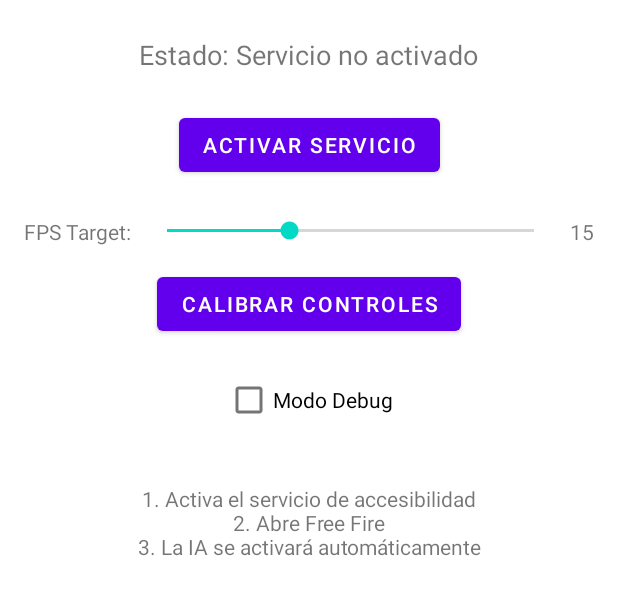
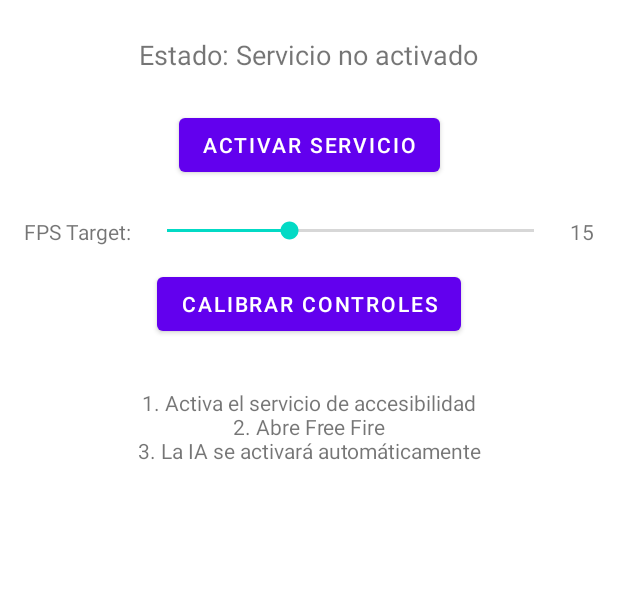
Before and after one commit to Shajs23224224/FFAIAssistant, an Android app: the screen it shows after launch (MainActivity), on a phone screen of 412 x 824 dp, the part 205-820 px from its top. Run offline under Robolectric (Android 15) with nearby library versions, the light colour scheme and no system bars.

Commit message:
Remove debug mode: eliminate checkbox, debug broadcasts, and verbose logging

```diff
--- a/app/src/main/java/com/ffai/assistant/MainActivity.kt
+++ b/app/src/main/java/com/ffai/assistant/MainActivity.kt
@@ -11,7 +11,6 @@ import android.os.Build
 import android.os.Bundle
 import android.provider.Settings
 import android.widget.Button
-import android.widget.CheckBox
 import android.widget.SeekBar
 import android.widget.TextView
 import android.widget.Toast
@@ -31,7 +30,6 @@ class MainActivity : AppCompatActivity() {
     private lateinit var seekBarFps: SeekBar
     private lateinit var tvFpsValue: TextView
     private lateinit var btnCalibrate: Button
-    private lateinit var cbDebugMode: CheckBox
     private lateinit var tvLastAction: TextView
 
     private var isServiceEnabled = false
@@ -43,14 +41,6 @@ class MainActivity : AppCompatActivity() {
                 "com.ffai.assistant.STATUS_UPDATE" -> {
                     val status = intent.getStringExtra("status") ?: ""
                     runOnUiThread { tvStatus.text = "Estado: $status" }
-                }
-                "com.ffai.assistant.DEBUG_UPDATE" -> {
-                    val fps = intent.getIntExtra("fps", 0)
-                    val action = intent.getStringExtra("action") ?: "-"
-                    runOnUiThread {
-                        tvLastAction.text = "FPS: $fps | Acción: $action"
-                        tvLastAction.visibility = TextView.VISIBLE
-                    }
                 }
             }
         }
@@ -102,7 +92,6 @@ class MainActivity : AppCompatActivity() {
         seekBarFps = findViewById(R.id.seekBarFps)
         tvFpsValue = findViewById(R.id.tvFpsValue)
         btnCalibrate = findViewById(R.id.btnCalibrate)
-        cbDebugMode = findViewById(R.id.cbDebugMode)
         tvLastAction = findViewById(R.id.tvLastAction)
 
         btnToggleService.setOnClickListener {
@@ -125,11 +114,6 @@ class MainActivity : AppCompatActivity() {
             override fun onStartTrackingTouch(seekBar: SeekBar?) {}
             override fun onStopTrackingTouch(seekBar: SeekBar?) {}
         })
-
-        cbDebugMode.setOnCheckedChangeListener { _, isChecked ->
-            Config.setDebugMode(isChecked)
-            Logger.debugMode = isChecked
-        }
     }
 
     private fun loadSettings() {
@@ -138,14 +122,11 @@ class MainActivity : AppCompatActivity() {
         val fps = Config.getFpsTarget()
         seekBarFps.progress = fps - 5
         tvFpsValue.text = fps.toString()
-
-        cbDebugMode.isChecked = Config.isDebugMode()
     }
 
     private fun registerReceivers() {
         val filter = IntentFilter().apply {
             addAction("com.ffai.assistant.STATUS_UPDATE")
-            addAction("com.ffai.assistant.DEBUG_UPDATE")
         }
         registerReceiver(statusReceiver, filter)
     }
--- a/app/src/main/java/com/ffai/assistant/network/ServerConfig.kt
+++ b/app/src/main/java/com/ffai/assistant/network/ServerConfig.kt
@@ -68,6 +68,6 @@ object ServerConfig {
     const val FRAME_BUFFER_SIZE = 2
     const val MAX_MEMORY_MB = 32
     const val SEND_PERFORMANCE_METRICS = true
-    const val VERBOSE_NETWORK_LOGGING = true  // Útil para debug en Colab
+    const val VERBOSE_NETWORK_LOGGING = false  // Desactivado para producción
     const val USE_BINARY_PROTOCOL = false
 }
--- a/app/src/main/res/layout/activity_main.xml
+++ b/app/src/main/res/layout/activity_main.xml
@@ -80,16 +80,6 @@
         app:layout_constraintEnd_toEndOf="parent"
         android:layout_marginTop="16dp" />
 
-    <CheckBox
-        android:id="@+id/cbDebugMode"
-        android:layout_width="wrap_content"
-        android:layout_height="wrap_content"
-        android:text="Modo Debug"
-        app:layout_constraintTop_toBottomOf="@id/btnCalibrate"
-        app:layout_constraintStart_toStartOf="parent"
-        app:layout_constraintEnd_toEndOf="parent"
-        android:layout_marginTop="16dp" />
-
     <TextView
         android:id="@+id/tvInstructions"
         android:layout_width="0dp"
@@ -97,7 +87,7 @@
         android:text="@string/instructions"
         android:textSize="14sp"
         android:gravity="center"
-        app:layout_constraintTop_toBottomOf="@id/cbDebugMode"
+        app:layout_constraintTop_toBottomOf="@id/btnCalibrate"
         app:layout_constraintStart_toStartOf="parent"
         app:layout_constraintEnd_toEndOf="parent"
         android:layout_marginTop="32dp" />
--- a/app/src/main/res/values/strings.xml
+++ b/app/src/main/res/values/strings.xml
@@ -8,6 +8,5 @@
     <string name="status_stopped">Detenido</string>
     <string name="fps_label">FPS:</string>
     <string name="calibrate">Calibrar</string>
-    <string name="debug_mode">Modo Debug</string>
     <string name="instructions">1. Activa el servicio de accesibilidad\n2. Abre Free Fire\n3. La IA se activará automáticamente</string>
 </resources>
```
Also changed, not shown: app/src/main/java/com/ffai/assistant/FFAccessibilityService.kt (+0 -23 lines).
